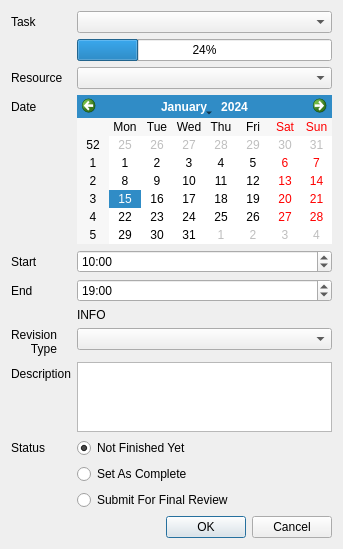
First picture: the form in anima/ui/ui_files/time_log_dialog.ui, repository eoyilmaz/anima, before the edit.
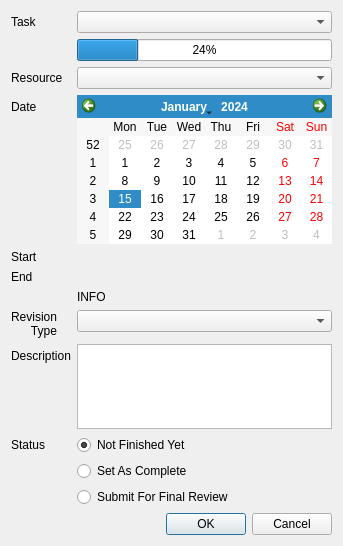
Second picture: the form after the edit.

Commit message: * **New:** Added TimeLog dialog to VersionCreator.

Patch:
```diff
--- a/anima/ui/ui_files/time_log_dialog.ui
+++ b/anima/ui/ui_files/time_log_dialog.ui
@@ -63,26 +63,6 @@
        </property>
       </widget>
      </item>
-     <item row="4" column="1">
-      <widget class="QTimeEdit" name="start_timeEdit">
-       <property name="time">
-        <time>
-         <hour>10</hour>
-         <minute>0</minute>
-         <second>0</second>
-        </time>
-       </property>
-       <property name="currentSection">
-        <enum>QDateTimeEdit::MinuteSection</enum>
-       </property>
-       <property name="displayFormat">
-        <string>HH:mm</string>
-       </property>
-       <property name="calendarPopup">
-        <bool>true</bool>
-       </property>
-      </widget>
-     </item>
      <item row="5" column="0">
       <widget class="QLabel" name="label_2">
        <property name="text">
@@ -90,26 +70,6 @@
        </property>
       </widget>
      </item>
-     <item row="5" column="1">
-      <widget class="QTimeEdit" name="end_timeEdit">
-       <property name="time">
-        <time>
-         <hour>19</hour>
-         <minute>0</minute>
-         <second>0</second>
-        </time>
-       </property>
-       <property name="currentSection">
-        <enum>QDateTimeEdit::MinuteSection</enum>
-       </property>
-       <property name="displayFormat">
-        <string>HH:mm</string>
-       </property>
-       <property name="calendarPopup">
-        <bool>true</bool>
-       </property>
-      </widget>
-     </item>
      <item row="6" column="1">
       <widget class="QLabel" name="info_area_label">
        <property name="text">
```
Left out of the diff: 2 changed lines with no effect on the pictures. The commit also changes 6 other files.
